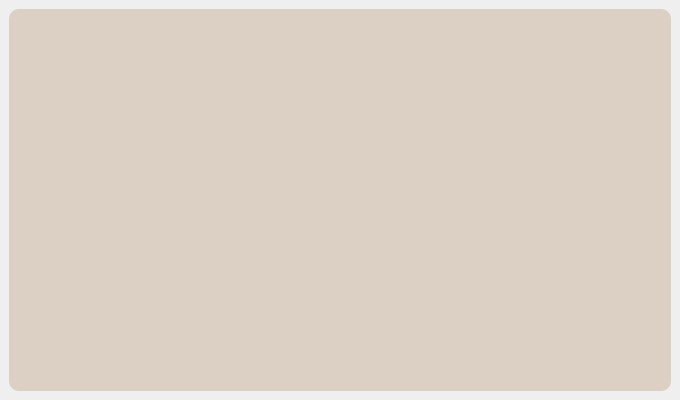
Qt form PaginaInicio.ui (Davila1019/SECMDRX) before a commit.
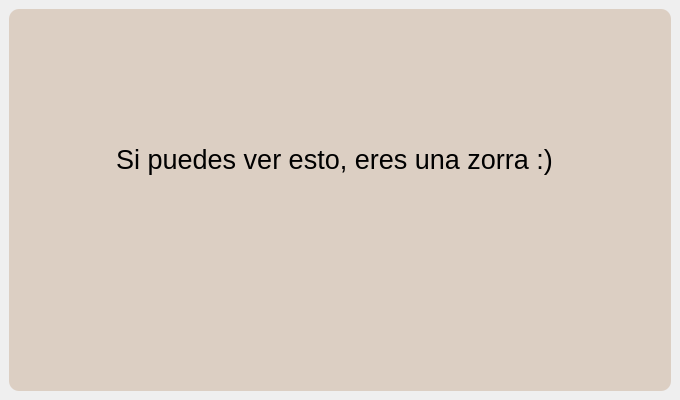
The same form after that commit.

Commit message: Proyecto Inicio

What changed in the file:
```diff
--- a/PaginaInicio.ui
+++ b/PaginaInicio.ui
@@ -30,11 +30,35 @@
       <property name="frameShadow">
        <enum>QFrame::Raised</enum>
       </property>
-      <layout class="QHBoxLayout" name="horizontalLayout_2">
-       <item>
-        <layout class="QVBoxLayout" name="vert"/>
-       </item>
-      </layout>
+      <widget class="QLabel" name="label_2">
+       <property name="geometry">
+        <rect>
+         <x>0</x>
+         <y>50</y>
+         <width>651</width>
+         <height>201</height>
+        </rect>
+       </property>
+       <property name="font">
+        <font>
+         <pointsize>20</pointsize>
+        </font>
+       </property>
+       <property name="layoutDirection">
+        <enum>Qt::RightToLeft</enum>
+       </property>
+       <property name="styleSheet">
+        <string notr="true">QLabel{
+color:rgb(0, 0, 0)
+}</string>
+       </property>
+       <property name="text">
+        <string>Si puedes ver esto, eres una zorra :)</string>
+       </property>
+       <property name="alignment">
+        <set>Qt::AlignCenter</set>
+       </property>
+      </widget>
      </widget>
     </item>
    </layout>
```
The commit also changes 3 other files.
